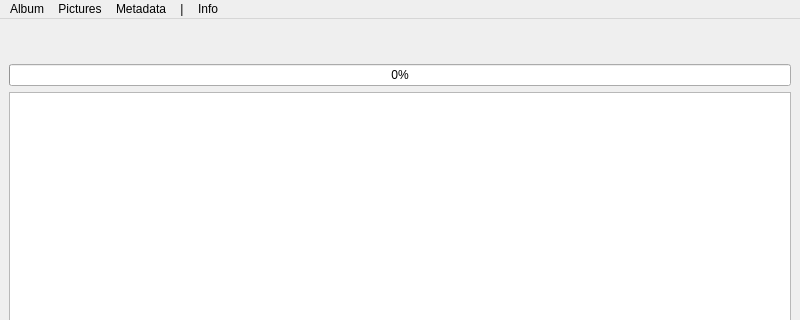
This is src/mainwindow.ui in Zheng-Bote/qt_desktop-gallery as Qt 5 draws it before an edit; both pictures show x 0 to 800 and y 0 to 320 of the 800 by 600 pixel window. The edited form follows.
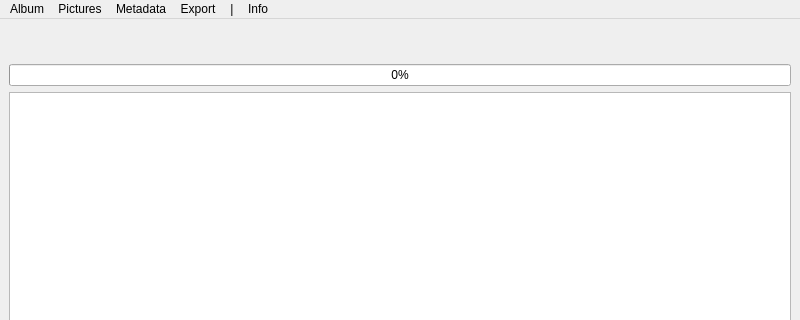
This is the edited form. Icons and pictures are not drawn.

What changed in the file:
```diff
--- a/src/mainwindow.ui
+++ b/src/mainwindow.ui
@@ -133,9 +133,21 @@
      <string>|</string>
     </property>
    </widget>
+   <widget class="QMenu" name="menuExport">
+    <property name="title">
+     <string>Export</string>
+    </property>
+    <addaction name="export_to_all_WebP_sizes_Act"/>
+    <addaction name="separator"/>
+    <addaction name="webp_oversizeAct"/>
+    <addaction name="webp_overwriteWebpAct"/>
+    <addaction name="webp_watermarkWebpAct"/>
+    <addaction name="actionrename_Pictures_to_timestamp"/>
+   </widget>
    <addaction name="menuMenu"/>
    <addaction name="pictureMenu"/>
    <addaction name="metadataMenu"/>
+   <addaction name="menuExport"/>
    <addaction name="separatorMenu"/>
    <addaction name="infoMenu"/>
   </widget>
```
Left out of the diff: 59 changed lines with no effect on the pictures.
